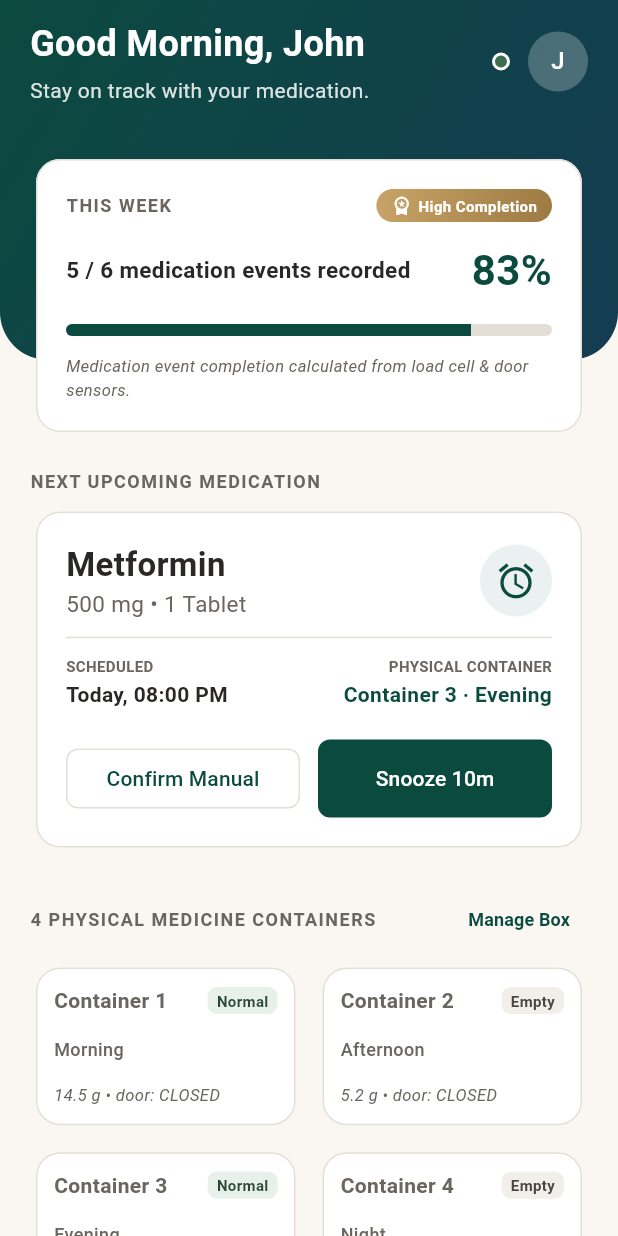
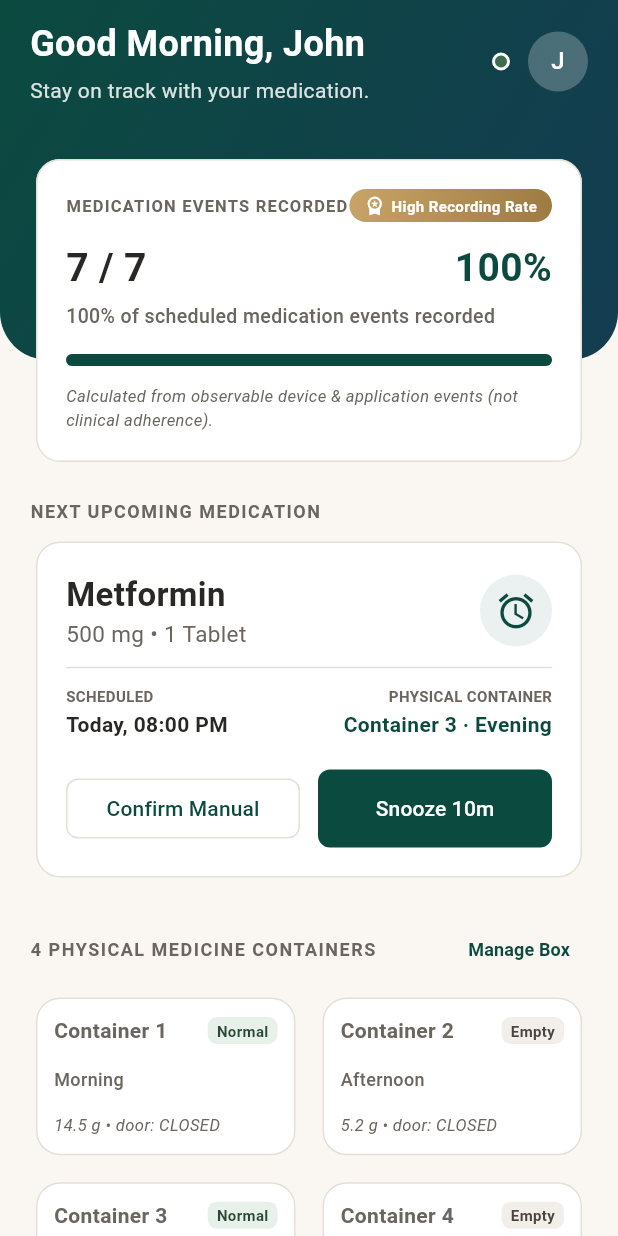
Before and after one commit to khaleedshaik62/Medipill, a Flutter app: the HomeScreen screen opened directly, on a phone screen of 412 x 824 dp. Run offline on Flutter 3.47's test engine with Material 3 defaults, Android fonts, the phone set to English and light mode, and no system bars; accounts and stored records are empty; Roboto replaces fonts that are missing (Outfit).

Commit message:
fix: refine observable event terminology, expand 7-day schedule across 4 reusable containers, and update safety test suite

```diff
--- a/lib/features/caretaker/caretaker_screen.dart
+++ b/lib/features/caretaker/caretaker_screen.dart
@@ -87,12 +87,12 @@
                             const SizedBox(height: 8),
 
                             _buildPreferenceRow(
-                              'Missed Medication Alert',
+                              'Unconfirmed / Missed Medication Alert',
                               caretaker.notificationPreferences['missed_medication'] ?? false,
                               (val) => _updatePreference(state, caretaker, 'missed_medication', val),
                             ),
                             _buildPreferenceRow(
-                              'Consecutive Missed Alerts (Threshold: ${caretaker.missedThreshold} events)',
+                              'Consecutive Unconfirmed/Missed Alerts (Threshold: ${caretaker.missedThreshold} events)',
                               (caretaker.notificationPreferences['missed_medication'] ?? false) && caretaker.missedThreshold > 1,
                               null, // Fixed indicator or change threshold
                             ),
@@ -107,7 +107,7 @@
                               (val) => _updatePreference(state, caretaker, 'device_offline', val),
                             ),
                             _buildPreferenceRow(
-                              'Normal Medication Ingestion Inferences (Disabled by default)',
+                              'Routine Recorded Medication Events (Disabled by default)',
                               caretaker.notificationPreferences['medication_recorded'] ?? false,
                               (val) => _updatePreference(state, caretaker, 'medication_recorded', val),
                             ),
--- a/lib/features/doctor/doctor_screen.dart
+++ b/lib/features/doctor/doctor_screen.dart
@@ -86,7 +86,7 @@
                         Row(
                           children: [
                             _buildStatTile('Scheduled Events', '$totalScheduled', Icons.calendar_today_outlined),
-                            _buildStatTile('Recorded Activity', '$recorded', Icons.check_circle_outline),
+                            _buildStatTile('Recorded Events', '$recorded', Icons.check_circle_outline),
                           ],
                         ),
                         const SizedBox(height: 10),
@@ -102,12 +102,12 @@
                           mainAxisAlignment: MainAxisAlignment.spaceBetween,
                           children: [
                             const Text(
-                              'Device Event Completion Rate:',
+                              'Recorded vs Scheduled Events:',
                               style: TextStyle(fontWeight: FontWeight.bold, fontSize: 14),
                             ),
                             Text(
-                              '$percentage%',
-                              style: const TextStyle(fontWeight: FontWeight.bold, fontSize: 20, color: AppColors.brandStart),
+                              '$recorded / $totalScheduled ($percentage%)',
+                              style: const TextStyle(fontWeight: FontWeight.bold, fontSize: 16, color: AppColors.brandStart),
                             ),
                           ],
                         ),
@@ -119,7 +119,7 @@
 
                 // Weekly Matrix trends
                 const Text(
-                  'WEEKLY MEDICATION MONITORING TRENDS (MON–SUN)',
+                  'MEDICATION EVENT RECORDING TREND (MON–SUN)',
                   style: TextStyle(fontSize: 12, fontWeight: FontWeight.bold, color: AppColors.textSecondary, letterSpacing: 1.0),
                 ),
                 const SizedBox(height: 8),
--- a/lib/features/home/home_screen.dart
+++ b/lib/features/home/home_screen.dart
@@ -136,12 +136,12 @@
                                   mainAxisAlignment: MainAxisAlignment.spaceBetween,
                                   children: [
                                     const Text(
-                                      'THIS WEEK',
+                                      'MEDICATION EVENTS RECORDED',
                                       style: TextStyle(
-                                        fontSize: 12,
+                                        fontSize: 11,
                                         fontWeight: FontWeight.bold,
                                         color: AppColors.textSecondary,
-                                        letterSpacing: 1.0,
+                                        letterSpacing: 0.8,
                                       ),
                                     ),
                                     if (percentage >= 80)
@@ -156,7 +156,7 @@
                                             Icon(Icons.workspace_premium, color: Colors.white, size: 14),
                                             SizedBox(width: 4),
                                             Text(
-                                              'High Completion',
+                                              'High Recording Rate',
                                               style: TextStyle(color: Colors.white, fontSize: 10, fontWeight: FontWeight.bold),
                                             ),
                                           ],
@@ -167,24 +167,35 @@
                                 const SizedBox(height: 12),
                                 Row(
                                   mainAxisAlignment: MainAxisAlignment.spaceBetween,
+                                  crossAxisAlignment: CrossAxisAlignment.baseline,
+                                  textBaseline: TextBaseline.alphabetic,
                                   children: [
                                     Text(
-                                      '${completedEvents.length} / ${pastEvents.length} medication events recorded',
+                                      '${completedEvents.length} / ${pastEvents.length}',
                                       style: const TextStyle(
-                                        fontSize: 15,
-                                        fontWeight: FontWeight.w600,
+                                        fontSize: 26,
+                                        fontWeight: FontWeight.bold,
                                         color: AppColors.textPrimary,
                                       ),
                                     ),
                                     Text(
                                       '$percentage%',
                                       style: const TextStyle(
-                                        fontSize: 28,
+                                        fontSize: 26,
                                         fontWeight: FontWeight.bold,
                                         color: AppColors.brandStart,
                                       ),
                                     ),
                                   ],
+                                ),
+                                const SizedBox(height: 4),
+                                Text(
+                                  '$percentage% of scheduled medication events recorded',
+                                  style: const TextStyle(
+                                    fontSize: 13,
+                                    fontWeight: FontWeight.w500,
+                                    color: AppColors.textSecondary,
+                                  ),
                                 ),
                                 const SizedBox(height: 16),
                                 ClipRRect(
@@ -198,7 +209,7 @@
                                 ),
                                 const SizedBox(height: 12),
                                 const Text(
-                                  'Medication event completion calculated from load cell & door sensors.',
+                                  'Calculated from observable device & application events (not clinical adherence).',
                                   style: TextStyle(
                                     fontSize: 11,
                                     fontStyle: FontStyle.italic,
--- a/lib/features/weekly_plan/weekly_plan_screen.dart
+++ b/lib/features/weekly_plan/weekly_plan_screen.dart
@@ -67,6 +67,7 @@
         if (_selectedStatusFilter != 'All') {
           weekEvents = weekEvents.where((e) {
             switch (_selectedStatusFilter) {
+              case 'Recorded':
               case 'Completed':
                 return e.status == MedicationStatus.medicationEventRecorded;
               case 'Due Soon':
@@ -344,7 +345,7 @@
             }).toList(),
           ),
           const SizedBox(width: 12),
-          ...['All', 'Completed', 'Due Soon', 'Missed', 'Unconfirmed'].map((status) {
+          ...['All', 'Recorded', 'Due Soon', 'Missed', 'Unconfirmed'].map((status) {
             final isSelected = _selectedStatusFilter == status;
             return Padding(
               padding: const EdgeInsets.only(right: 6.0),
@@ -406,7 +407,7 @@
     final initialChar = event.medicineName.substring(0, 1).toUpperCase();
 
     return Tooltip(
-      message: '${event.medicineName}\nContainer ${event.containerId} · ${event.timeSlot}\nStatus: ${event.status.name}',
+      message: '${event.medicineName}\nContainer ${event.containerId} · ${event.timeSlot}\nStatus: ${_formatStatusName(event.status)}',
       child: Container(
         padding: const EdgeInsets.all(5),
         decoration: BoxDecoration(
@@ -426,6 +427,27 @@
     );
   }
 
+  String _formatStatusName(MedicationStatus status) {
+    switch (status) {
+      case MedicationStatus.medicationEventRecorded:
+        return 'Medication Event Recorded';
+      case MedicationStatus.unconfirmed:
+        return 'Unconfirmed Event';
+      case MedicationStatus.missed:
+        return 'Missed Event';
+      case MedicationStatus.due:
+        return 'Due Soon';
+      case MedicationStatus.snoozed:
+        return 'Snoozed';
+      case MedicationStatus.interactionDetected:
+        return 'Container Interaction Detected';
+      case MedicationStatus.weightChangeDetected:
+        return 'Weight Change Detected';
+      case MedicationStatus.scheduled:
+        return 'Scheduled Event';
+    }
+  }
+
   Widget _buildLegendCard() {
     return Card(
       child: Padding(
@@ -442,7 +464,7 @@
               spacing: 16,
               runSpacing: 8,
               children: [
-                _buildLegendItem('Completed', AppColors.statusCompleted, Icons.check_circle),
+                _buildLegendItem('Event Recorded', AppColors.statusCompleted, Icons.check_circle),
                 _buildLegendItem('Due Soon', AppColors.statusDue, Icons.priority_high),
                 _buildLegendItem('Missed', AppColors.statusMissed, Icons.cancel),
                 _buildLegendItem('Upcoming', AppColors.statusUpcoming, Icons.watch_later_outlined),
```
Also changed, not shown: lib/data/repositories/repositories.dart (+142 -4 lines), 1 other file.
